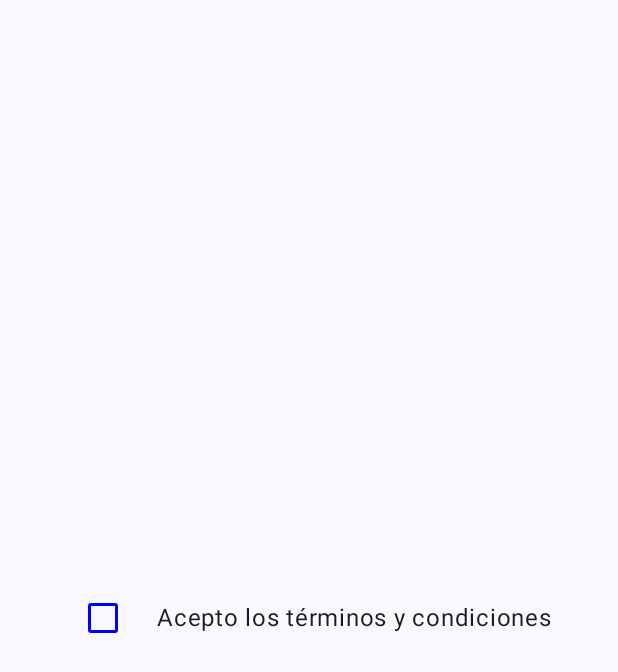
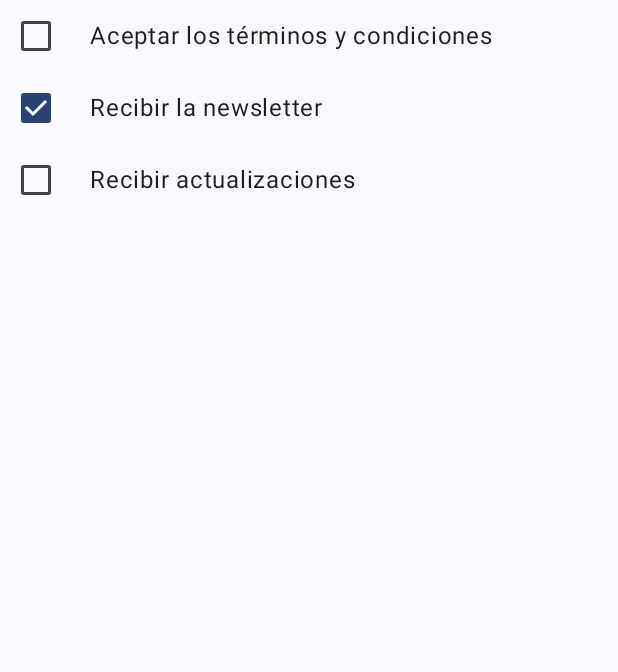
Before and after one commit to RafaelManzanoDev/JetpackComposeCursoMaterial3, an Android app built with Jetpack Compose: the screen it shows after launch (MainActivity), on a phone screen of 412 x 824 dp. Shown: the top 672 px of the screen. Run offline under Robolectric (Android 15) with nearby library versions, the phone set to English and light mode, and no system bars.

Commit message:
Seccion 9 - CheckBox avanzado

```diff
--- a/MyFirstComposeApp/app/src/main/java/es/rmanzanodev/myfirstcomposeapp/MainActivity.kt
+++ b/MyFirstComposeApp/app/src/main/java/es/rmanzanodev/myfirstcomposeapp/MainActivity.kt
@@ -14,6 +14,7 @@ import es.rmanzanodev.myfirstcomposeapp.component.progress.MyAdvancedProgressInd
 import es.rmanzanodev.myfirstcomposeapp.component.progress.MyAnimationProgressIndicator
 import es.rmanzanodev.myfirstcomposeapp.component.progress.MyCircularProgressIndicator
 import es.rmanzanodev.myfirstcomposeapp.component.progress.MyLinearProgressIndicator
+import es.rmanzanodev.myfirstcomposeapp.component.toggle.MyAdvancedCheckBox
 import es.rmanzanodev.myfirstcomposeapp.component.toggle.MyCheckBox
 import es.rmanzanodev.myfirstcomposeapp.component.toggle.MySwitch
 import es.rmanzanodev.myfirstcomposeapp.login.Greeting
@@ -26,7 +27,7 @@ class MainActivity : ComponentActivity() {
         setContent {
             MyFirstComposeAppTheme {
                 Scaffold(modifier = Modifier.fillMaxSize()) { innerPadding ->
-                    MyCheckBox(Modifier.padding(innerPadding))
+                    MyAdvancedCheckBox(Modifier.padding(innerPadding))
                 }
             }
         }
--- /dev/null
+++ b/MyFirstComposeApp/app/src/main/java/es/rmanzanodev/myfirstcomposeapp/component/state/CheckBoxState.kt
@@ -0,0 +1,7 @@
+package es.rmanzanodev.myfirstcomposeapp.component.state
+
+data class CheckBoxState(
+    val id: String,
+    val label: String,
+    val checked: Boolean = false
+)
--- /dev/null
+++ b/MyFirstComposeApp/app/src/main/java/es/rmanzanodev/myfirstcomposeapp/component/toggle/MyAdvancedCheckBox.kt
@@ -0,0 +1,64 @@
+package es.rmanzanodev.myfirstcomposeapp.component.toggle
+
+import androidx.compose.foundation.clickable
+import androidx.compose.foundation.layout.Column
+import androidx.compose.foundation.layout.Row
+import androidx.compose.foundation.layout.Spacer
+import androidx.compose.foundation.layout.fillMaxSize
+import androidx.compose.foundation.layout.width
+import androidx.compose.material3.Checkbox
+import androidx.compose.material3.Text
+import androidx.compose.runtime.Composable
+import androidx.compose.runtime.getValue
+import androidx.compose.runtime.mutableStateOf
+import androidx.compose.runtime.remember
+import androidx.compose.runtime.setValue
+import androidx.compose.ui.Alignment
+import androidx.compose.ui.Modifier
+import androidx.compose.ui.unit.dp
+import es.rmanzanodev.myfirstcomposeapp.component.state.CheckBoxState
+
+@Composable
+fun MyAdvancedCheckBox(modifier: Modifier) {
+    var state by remember {
+        mutableStateOf(
+            listOf(
+                CheckBoxState(id = "terms", "Aceptar los términos y condiciones"),
+                CheckBoxState(id = "newsletter", "Recibir la newsletter", checked = true),
+                CheckBoxState(id = "updates", "Recibir actualizaciones")
+            )
+        )
+    }
+    Column(modifier = modifier.fillMaxSize()) {
+        state.forEach { myState ->
+            MyCheckBoxWithText(checkBoxState = myState) {
+                state = state.map {
+                    if (it.id == myState.id) {
+                        myState.copy(checked = !myState.checked)
+                    } else {
+                        it
+                    }
+                }
+            }
+        }
+    }
+}
+
+@Composable
+fun MyCheckBoxWithText(
+    modifier: Modifier = Modifier,
+    checkBoxState: CheckBoxState,
+    onCheckChange: (CheckBoxState) -> Unit
+) {
+    Row(
+        verticalAlignment = Alignment.CenterVertically,
+        modifier = Modifier.clickable { onCheckChange(checkBoxState) }) {
+        Checkbox(
+            checked = checkBoxState.checked,
+            onCheckedChange = { onCheckChange(checkBoxState) },
+            enabled = true,
+        )
+        Spacer(Modifier.width(12.dp))
+        Text(text = checkBoxState.label)
+    }
+}
```
